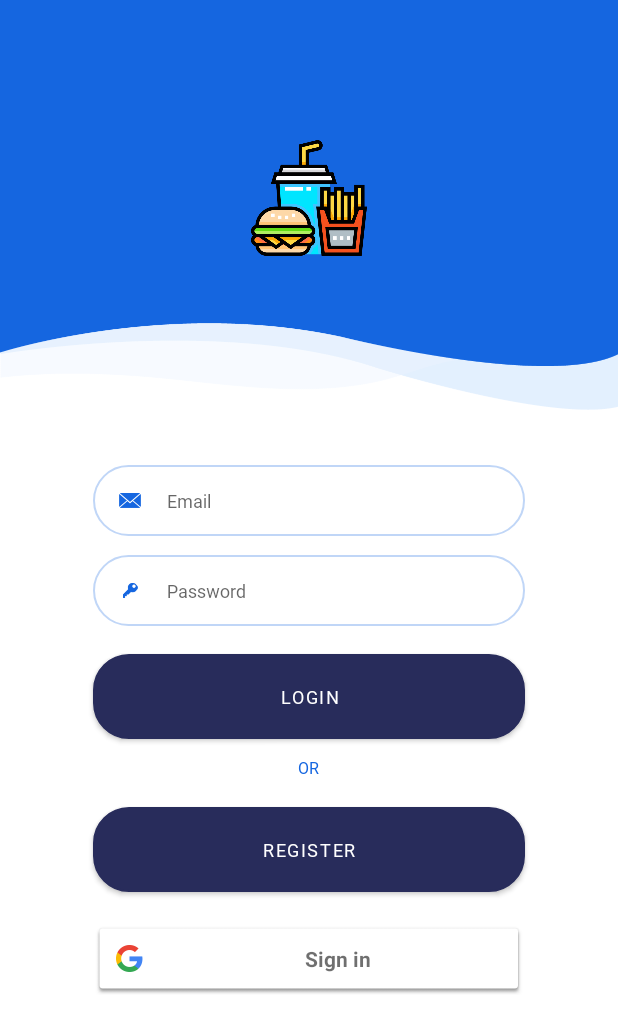
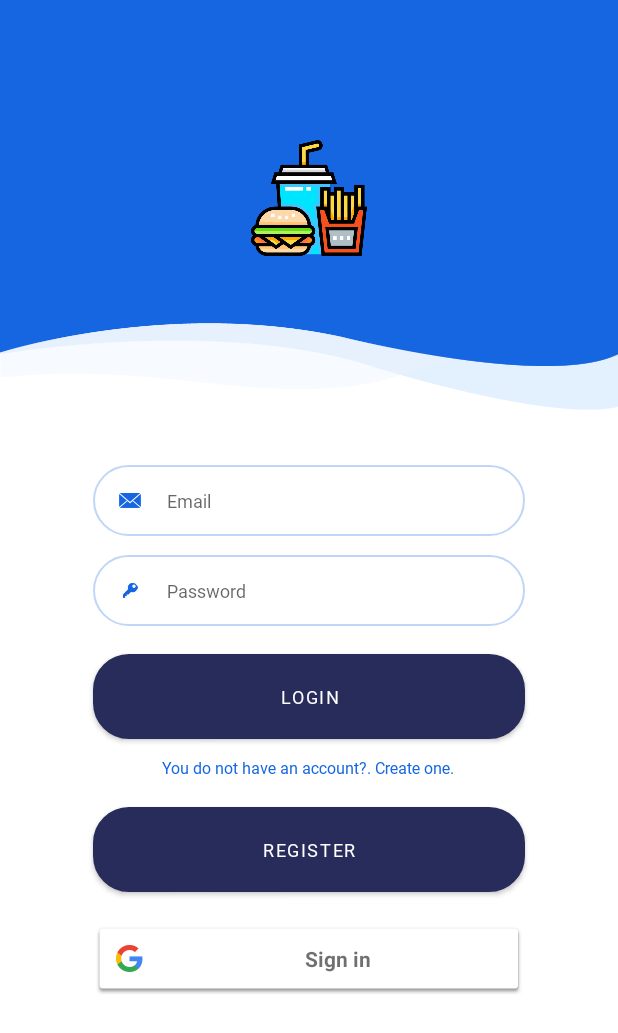
Before and after one commit to khandaniyal/admin_JustEat, an Android app: the screen it shows after launch (LoginActivity), on a phone screen of 412 x 824 dp. Shown: the top 1033 px of the screen. Run offline under Robolectric (Android 15) with nearby library versions, the phone set to English and light mode, and no system bars; our stand-ins replace Firebase (no records; nobody signed in at launch, a user with empty details on screens opened directly).

Commit message:
string or modificado

```diff
--- a/app/src/main/res/values/strings.xml
+++ b/app/src/main/res/values/strings.xml
@@ -5,7 +5,7 @@
     <string name="logout_button">Log out</string>
     <string name="login_button">Log in</string>
     <string name="login_register">Register</string>
-    <string name="app_name">JaEstic</string>
+    <string name="app_name" translatable="false">JaEstic</string>
     <string name="hello_blank_fragment" translatable="false">Hello blank fragment</string>
     <string name="loading">Loading</string>
 
@@ -17,6 +17,6 @@
     <string name="cardViewOrders">Orders</string>
     <string name="login_google">Sign in with google</string>
     <string name="textViewEmail">Email</string>
-    <string name="login_or">OR</string>
+    <string name="login_or">You do not have an account?. Create one.</string>
     <string name="login">Login</string>
 </resources>
```
Also changed, not shown: 2 other files.
